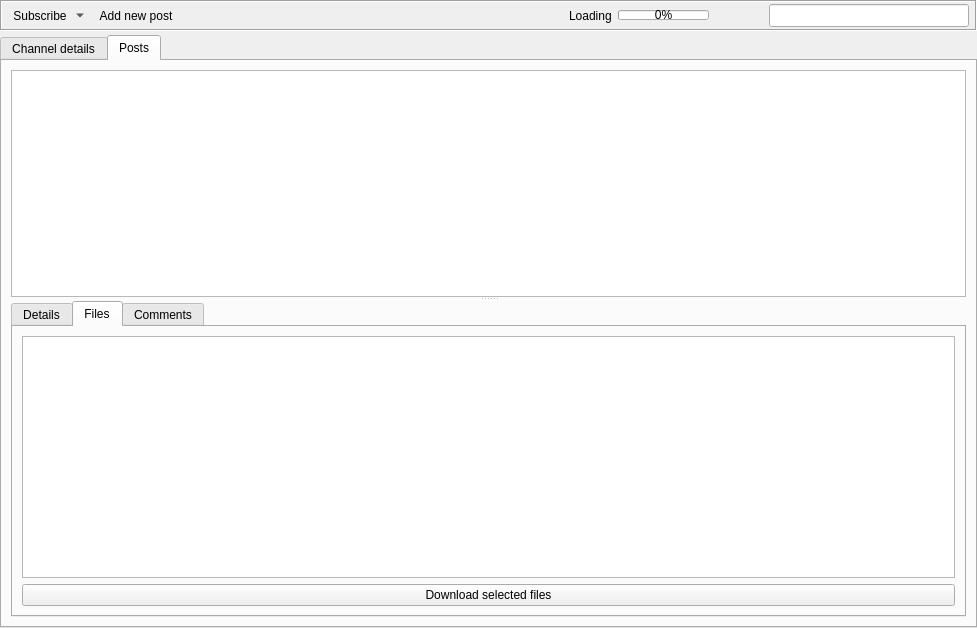
The window that retroshare-gui/src/gui/gxschannels/GxsChannelPostsWidgetWithModel.ui (RetroShare/RetroShare) describes before a commit, drawn with Qt 5.
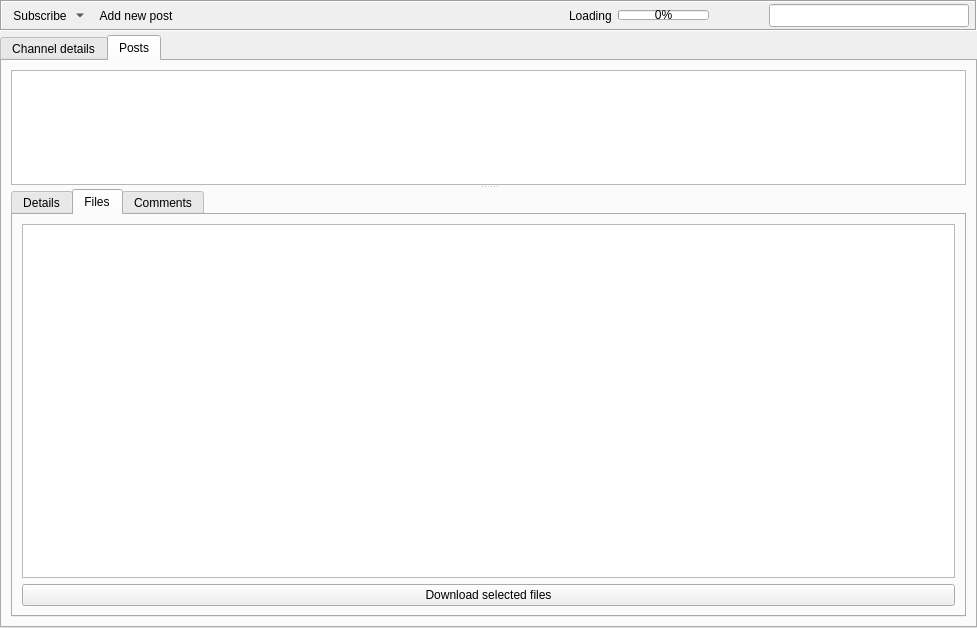
The same window after the commit. Icons and pictures are not drawn. Custom widgets are drawn as their Qt base class.

Commit message: added QStyledItemDelegate based on ChannelFilesStatusWidget. Not working yet.

The edit to the form file:
```diff
--- a/retroshare-gui/src/gui/gxschannels/GxsChannelPostsWidgetWithModel.ui
+++ b/retroshare-gui/src/gui/gxschannels/GxsChannelPostsWidgetWithModel.ui
@@ -413,9 +413,27 @@
           <enum>Qt::Vertical</enum>
          </property>
          <widget class="QTreeView" name="postsTree">
+          <property name="sizeAdjustPolicy">
+           <enum>QAbstractScrollArea::AdjustToContents</enum>
+          </property>
           <property name="selectionBehavior">
            <enum>QAbstractItemView::SelectItems</enum>
           </property>
+          <property name="indentation">
+           <number>0</number>
+          </property>
+          <property name="rootIsDecorated">
+           <bool>false</bool>
+          </property>
+          <property name="itemsExpandable">
+           <bool>false</bool>
+          </property>
+          <property name="wordWrap">
+           <bool>true</bool>
+          </property>
+          <property name="headerHidden">
+           <bool>true</bool>
+          </property>
           <attribute name="headerStretchLastSection">
            <bool>false</bool>
           </attribute>
@@ -475,7 +493,14 @@
            </attribute>
            <layout class="QVBoxLayout" name="verticalLayout_4">
             <item>
-             <widget class="QTreeView" name="channelPostFiles_TV"/>
+             <widget class="QTreeView" name="channelPostFiles_TV">
+              <property name="editTriggers">
+               <set>QAbstractItemView::CurrentChanged</set>
+              </property>
+              <property name="alternatingRowColors">
+               <bool>true</bool>
+              </property>
+             </widget>
             </item>
             <item>
              <widget class="QPushButton" name="channelPostFilesDL_PB">
```
The commit also changes 5 other files.
